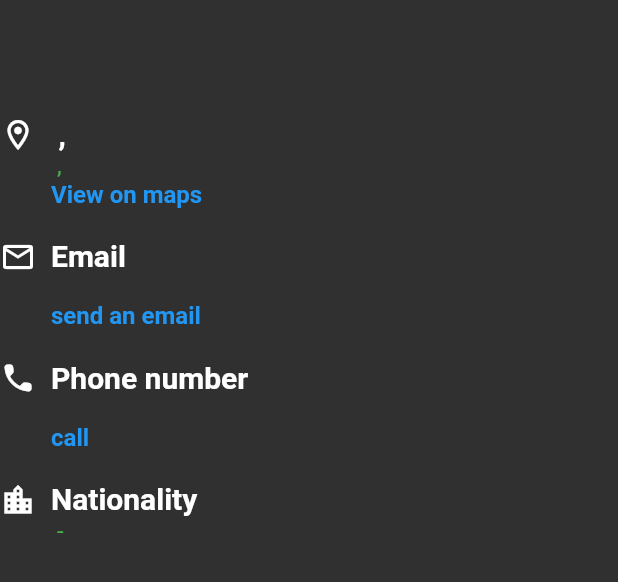
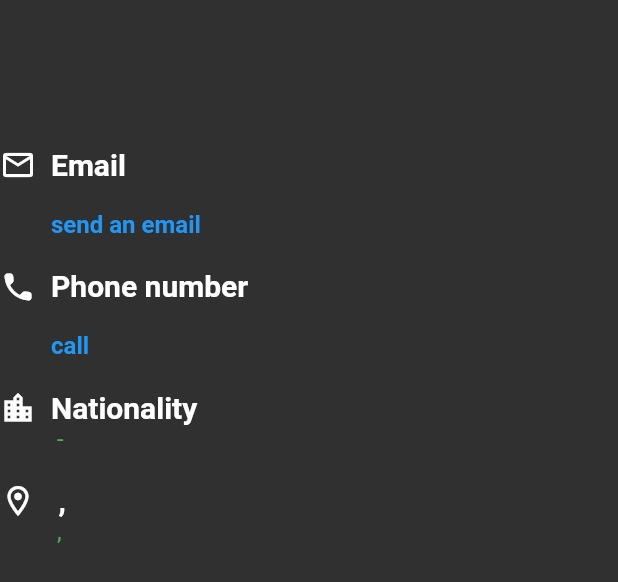
Before and after one commit to javier901/flutter-random-user-app, a Flutter app: the DetailPageBody widget shown alone on an empty page, opened directly with empty values, on a phone screen of 412 x 824 dp. Shown: the top 582 px of the screen. Run offline on Flutter 3.47's test engine with Material 2 defaults, Android fonts, the phone set to English and light mode, and no system bars; our stand-ins replace equatable, flutter_animate, flutter_riverpod, go_router; network calls fail.

Commit message:
user info

```diff
--- a/lib/data/repositories/random_user_repository_impl.dart
+++ b/lib/data/repositories/random_user_repository_impl.dart
@@ -10,7 +10,7 @@ class RandomUserRepositoryImpl extends RandomUserRepository {
   @override
   Future<ListUsers> getListOfRandomUsers(int number) async {
     try {
-      final listUser = await remoteDataSource.getListOfRandomUsers(number);
+      //final listUser = await remoteDataSource.getListOfRandomUsers(number);
       //return UserMapper.listUserMapper(listUser);
       return [];
     } on ServerException {
--- a/lib/main.dart
+++ b/lib/main.dart
@@ -1,12 +1,9 @@
-import 'package:flutter_dotenv/flutter_dotenv.dart' as dotenv;
 import 'package:flutter/material.dart';
 import 'package:flutter_riverpod/flutter_riverpod.dart';
 import 'package:random_user/app/app.dart';
 
 void main() async {
   WidgetsFlutterBinding.ensureInitialized();
-  await dotenv.DotEnv().load(fileName: "secrets.env");
-
   runApp(
     const ProviderScope(
       child: RandomUser(),
--- a/lib/presentation/utils/utils.dart
+++ b/lib/presentation/utils/utils.dart
@@ -1,2 +1,3 @@
 export 'constants.dart';
 export 'types.dart';
+export 'helpers.dart';
--- a/lib/presentation/widgets/detail_page_body.dart
+++ b/lib/presentation/widgets/detail_page_body.dart
@@ -1,7 +1,5 @@
 import 'package:flutter/material.dart';
 import 'package:flutter_riverpod/flutter_riverpod.dart';
-import 'package:go_router/go_router.dart';
-import 'package:random_user/config/config.dart';
 import 'package:random_user/domain/domain.dart';
 import 'package:random_user/presentation/presentation.dart';
 
@@ -17,6 +15,7 @@ class DetailPageBody extends ConsumerWidget {
       child: Column(
         crossAxisAlignment: CrossAxisAlignment.start,
         children: [
+          Constants.kVerticalSpaceSmall,
           FittedBox(
             fit: BoxFit.fitWidth,
             child: Text(
@@ -25,21 +24,6 @@ class DetailPageBody extends ConsumerWidget {
             ),
           ),
           Constants.kVerticalSpaceMedium,
-          FittedBox(
-            fit: BoxFit.fitWidth,
-            child: BodyInfo(
-              displayIcon: Icons.location_on_outlined,
-              displayTitle:
-                  '${user.location?.country} , ${user.location?.city}',
-              displayLabel:
-                  '${user.location?.state} , ${user.location?.postcode}',
-              displayButtonText: 'View on maps',
-              onTap: () {
-                context.pushNamed(RoutesName.mapPage);
-              },
-            ),
-          ),
-          Constants.kVerticalSpaceSmall,
           FittedBox(
             fit: BoxFit.fitWidth,
             child: BodyInfo(
@@ -77,6 +61,17 @@ class DetailPageBody extends ConsumerWidget {
               displayLabel: '${user.nat} - ${user.location?.country}',
             ),
           ),
+          Constants.kVerticalSpaceSmall,
+          FittedBox(
+            fit: BoxFit.fitWidth,
+            child: BodyInfo(
+              displayIcon: Icons.location_on_outlined,
+              displayTitle:
+                  '${user.location?.country} , ${user.location?.city}',
+              displayLabel:
+                  '${user.location?.state} , ${user.location?.postcode}',
+            ),
+          ),
           Constants.kVerticalSpaceLarger,
         ],
       ),
--- a/lib/presentation/widgets/user_card.dart
+++ b/lib/presentation/widgets/user_card.dart
@@ -1,4 +1,5 @@
 import 'package:flutter/material.dart';
+import 'package:flutter_animate/flutter_animate.dart';
 import 'package:flutter_riverpod/flutter_riverpod.dart';
 import 'package:go_router/go_router.dart';
 import 'package:random_user/config/config.dart';
@@ -55,7 +56,7 @@ class UserCard extends ConsumerWidget {
                 child: Text(
                   displayInfo,
                   style: Theme.of(context).textTheme.bodyMedium,
-                ),
+                ).animate().scale().fadeIn(),
               ),
               Expanded(
                 child: Row(
```
Also changed, not shown: lib/presentation/utils/helpers.dart (added, +9 -0 lines), pubspec.yaml (+0 -8 lines), pubspec.lock, 5 other files.
